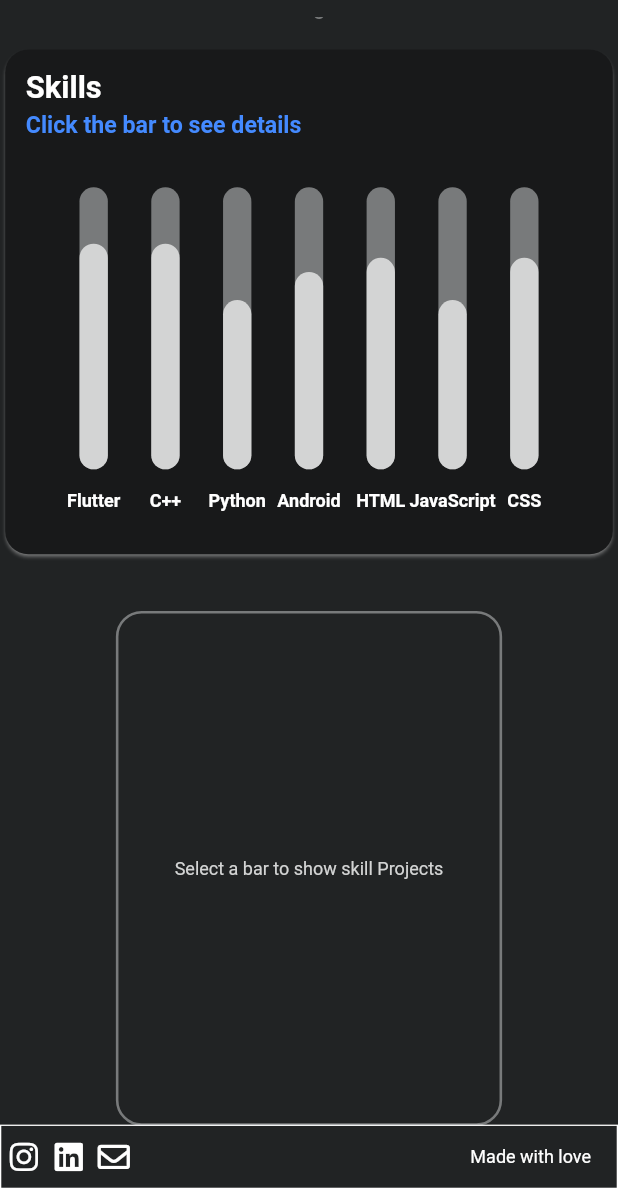
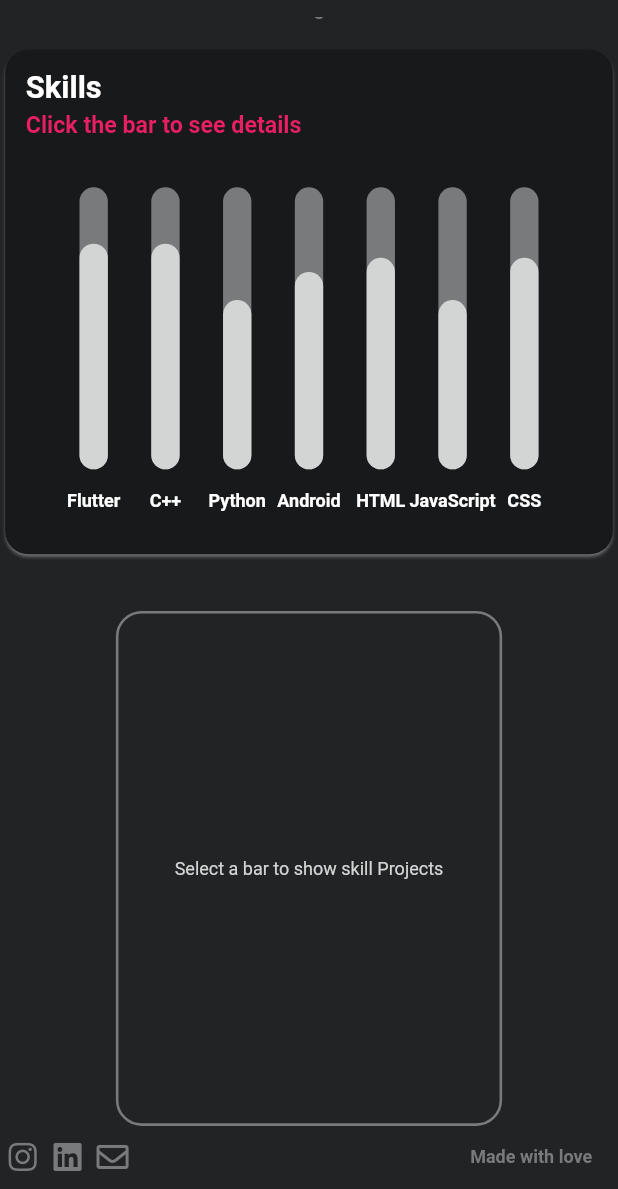
Before and after one commit to Yogeshk4124/yogeshk4124.github.io, a Flutter app: the Skills screen opened directly, scrolled down 126 dp, on a phone screen of 412 x 824 dp, the part 47-1236 px from its top. Run offline on Flutter 3.47's test engine with Material 2 defaults, Android fonts, the phone set to English and light mode, and no system bars; drawn by our look-alikes of fl_chart; our stand-ins replace animated_text_kit, carousel_slider, font_awesome_flutter, google_fonts, responsive_framework, webview_flutter; missing offline and left inert: event_hub, flutter_page_transition, universal_html; network calls fail.

Commit message:
color changes

```diff
--- a/lib/Components/Footer.dart
+++ b/lib/Components/Footer.dart
@@ -1,6 +1,8 @@
 import 'package:flutter/cupertino.dart';
 import 'package:flutter/material.dart';
 import 'package:font_awesome_flutter/font_awesome_flutter.dart';
+import 'package:google_fonts/google_fonts.dart';
+import 'package:portfolio/Utility/Constants.dart';
 
 class Footer extends StatelessWidget {
   const Footer({Key? key}) : super(key: key);
@@ -8,9 +10,9 @@ class Footer extends StatelessWidget {
   @override
   Widget build(BuildContext context) {
     return Container(
-      decoration: BoxDecoration(
-        border: Border.all(color: Colors.white, width: 1),
-      ),
+      // decoration: BoxDecoration(
+      //   border: Border.all(color: Colors.white, width: 1),
+      // ),
       height: 50,
       child: Row(
         mainAxisAlignment: MainAxisAlignment.spaceAround,
@@ -20,7 +22,7 @@ class Footer extends StatelessWidget {
             alignment: Alignment.center,
             child: FaIcon(
               FontAwesomeIcons.instagram,
-              color: Colors.white,
+              color: kDarkWhite,
               size: 25,
             ),
           ),
@@ -29,7 +31,7 @@ class Footer extends StatelessWidget {
             alignment: Alignment.center,
             child: FaIcon(
               FontAwesomeIcons.linkedin,
-              color: Colors.white,
+              color: kDarkWhite,
               size: 25,
             ),
           ),
@@ -38,14 +40,15 @@ class Footer extends StatelessWidget {
             alignment: Alignment.center,
             child: FaIcon(
               FontAwesomeIcons.envelope,
-              color: Colors.white,
+              color: kDarkWhite,
               size: 25,
             ),
           ),
           Spacer(),
           Text(
             'Made with love',
-            style: TextStyle(color: Colors.white),
+            style: GoogleFonts.titilliumWeb(
+                color: kDarkWhite, fontWeight: FontWeight.bold),
           ),
           Container(
             width: 20,
--- a/lib/Components/SkillDetailsContainer.dart
+++ b/lib/Components/SkillDetailsContainer.dart
@@ -16,7 +16,7 @@ class SkillDetailsContainer extends StatelessWidget {
       itemBuilder: (context, i) {
         if (i == 0)
           return Card(
-            color: myColor[colorgenerator()],
+            color: kDeepBlue,
             child: Text(
               skill,
               style: TextStyle(fontSize: 20, color: Colors.white),
--- a/lib/Plugin/BarChart.dart
+++ b/lib/Plugin/BarChart.dart
@@ -74,7 +74,7 @@ class BarChartSample1State extends State<BarChartSample1> {
                         'Click the bar to see details',
                         style: TextStyle(
                             // color: const Color(0xff379982),
-                            color: Colors.blueAccent,
+                            color: kPink,
                             fontSize: 18,
                             fontWeight: FontWeight.bold),
                       ),
@@ -141,7 +141,7 @@ class BarChartSample1State extends State<BarChartSample1> {
       barRods: [
         BarChartRodData(
           y: isTouched ? y : y,
-          colors: isTouched ? [Colors.yellow] : [barColor],
+          colors: isTouched ? [kDeepBlue] : [barColor],
           width: width,
           backDrawRodData: BackgroundBarChartRodData(
             show: true,
@@ -217,7 +217,7 @@ class BarChartSample1State extends State<BarChartSample1> {
                   TextSpan(
                     text: (rod.y).toString(),
                     style: TextStyle(
-                      color: Colors.yellow,
+                      color: kDeepBlue,
                       fontSize: 16,
                       fontWeight: FontWeight.w500,
                     ),
--- a/lib/Utility/Constants.dart
+++ b/lib/Utility/Constants.dart
@@ -148,6 +148,10 @@ Color kWhite = Color(0xffd3d4d4);
 Color kDarkWhite = Color(0xff787a7b);
 Color kBackground = Color(0xff212324);
 Color kCardBackground = Color(0xff18191A);
+Color kDeepBlue = Color(0xff4F46E5);
+Color kPink = Colors.pink;
+Color kPinkAccent = Colors.pinkAccent;
+
 List<Project> projectsList = [
   Project(
     imgsrc:
```
Also changed, not shown: lib/Components/CustomButton.dart (+11 -11 lines), lib/Components/InfoSection/InfoPanel.dart (+29 -25 lines), lib/Components/InfoSection/InfoTabItem.dart (+4 -3 lines), lib/Pages/MyHomePage.dart (+6 -6 lines), lib/Pages/ProjectsPage.dart (+10 -5 lines).
